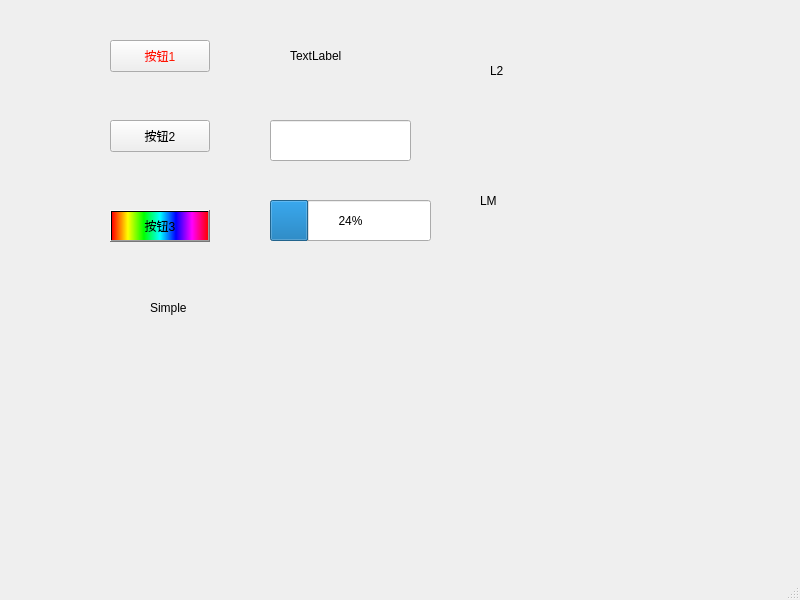
First picture: the form in mypro.ui, repository WhereAreBugs/Cuit_project3, before the edit.
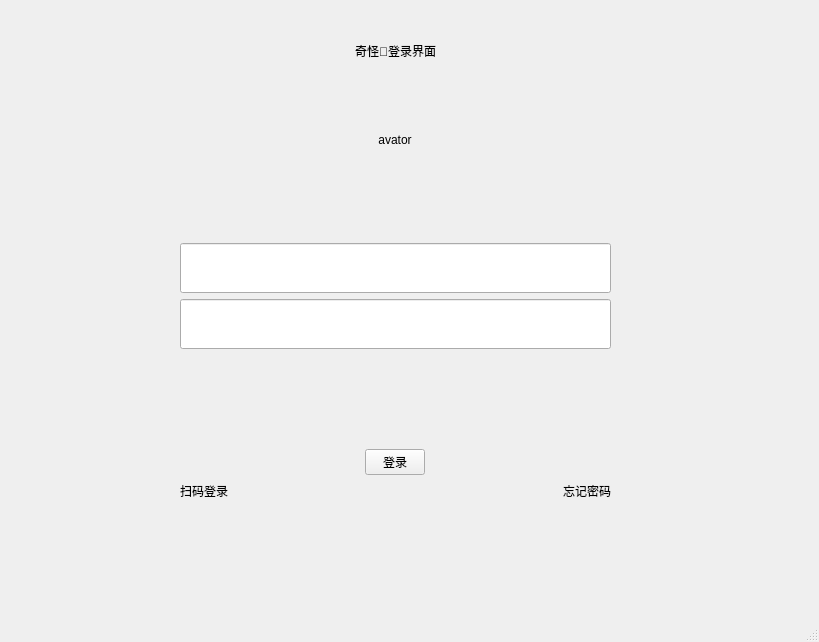
Second picture: the form after the edit. Icons and pictures are not drawn.

Patch:
```diff
--- a/mypro.ui
+++ b/mypro.ui
@@ -6,8 +6,8 @@
    <rect>
     <x>0</x>
     <y>0</y>
-    <width>800</width>
-    <height>600</height>
+    <width>819</width>
+    <height>642</height>
    </rect>
   </property>
   <property name="windowTitle">
@@ -25,127 +25,175 @@
 }</string>
   </property>
   <widget class="QWidget" name="centralwidget">
-   <widget class="QPushButton" name="pushButton">
+   <widget class="QWidget" name="layoutWidget">
     <property name="geometry">
      <rect>
-      <x>110</x>
-      <y>40</y>
-      <width>100</width>
-      <height>32</height>
+      <x>180</x>
+      <y>90</y>
+      <width>431</width>
+      <height>411</height>
      </rect>
     </property>
-    <property name="styleSheet">
-     <string notr="true"/>
-    </property>
-    <property name="text">
-     <string>按钮1</string>
-    </property>
+    <layout class="QVBoxLayout" name="verticalLayout_2">
+     <item alignment="Qt::AlignHCenter">
+      <widget class="QLabel" name="avator">
+       <property name="minimumSize">
+        <size>
+         <width>100</width>
+         <height>100</height>
+        </size>
+       </property>
+       <property name="maximumSize">
+        <size>
+         <width>100</width>
+         <height>100</height>
+        </size>
+       </property>
+       <property name="text">
+        <string>avator</string>
+       </property>
+       <property name="alignment">
+        <set>Qt::AlignCenter</set>
+       </property>
+      </widget>
+     </item>
+     <item>
+      <spacer name="verticalSpacer">
+       <property name="orientation">
+        <enum>Qt::Vertical</enum>
+       </property>
+       <property name="sizeHint" stdset="0">
+        <size>
+         <width>20</width>
+         <height>40</height>
+        </size>
+       </property>
+      </spacer>
+     </item>
+     <item>
+      <layout class="QVBoxLayout" name="verticalLayout">
+       <item>
+        <layout class="QHBoxLayout" name="horizontalLayout">
+         <item>
+          <widget class="QLineEdit" name="userName">
+           <property name="minimumSize">
+            <size>
+             <width>300</width>
+             <height>50</height>
+            </size>
+           </property>
+           <property name="maximumSize">
+            <size>
+             <width>9999</width>
+             <height>50</height>
+            </size>
+           </property>
+          </widget>
+         </item>
+        </layout>
+       </item>
+       <item>
+        <layout class="QHBoxLayout" name="horizontalLayout_2">
+         <item>
+          <widget class="QLineEdit" name="passWord">
+           <property name="minimumSize">
+            <size>
+             <width>0</width>
+             <height>50</height>
+            </size>
+           </property>
+          </widget>
+         </item>
+        </layout>
+       </item>
+      </layout>
+     </item>
+     <item>
+      <spacer name="verticalSpacer_2">
+       <property name="orientation">
+        <enum>Qt::Vertical</enum>
+       </property>
+       <property name="sizeHint" stdset="0">
+        <size>
+         <width>20</width>
+         <height>40</height>
+        </size>
+       </property>
+      </spacer>
+     </item>
+     <item>
+      <spacer name="verticalSpacer_3">
+       <property name="orientation">
+        <enum>Qt::Vertical</enum>
+       </property>
+       <property name="sizeHint" stdset="0">
+        <size>
+         <width>20</width>
+         <height>40</height>
+        </size>
+       </property>
+      </spacer>
+     </item>
+     <item alignment="Qt::AlignHCenter">
+      <widget class="QPushButton" name="loginButton">
+       <property name="maximumSize">
+        <size>
+         <width>60</width>
+         <height>16777215</height>
+        </size>
+       </property>
+       <property name="text">
+        <string>登录</string>
+       </property>
+      </widget>
+     </item>
+     <item>
+      <layout class="QHBoxLayout" name="horizontalLayout_3">
+       <item>
+        <widget class="QLabel" name="label_3">
+         <property name="text">
+          <string>扫码登录</string>
+         </property>
+        </widget>
+       </item>
+       <item>
+        <spacer name="horizontalSpacer_2">
+         <property name="orientation">
+          <enum>Qt::Horizontal</enum>
+         </property>
+         <property name="sizeHint" stdset="0">
+          <size>
+           <width>40</width>
+           <height>20</height>
+          </size>
+         </property>
+        </spacer>
+       </item>
+       <item>
+        <widget class="QLabel" name="label_4">
+         <property name="text">
+          <string>忘记密码</string>
+         </property>
+        </widget>
+       </item>
+      </layout>
+     </item>
+    </layout>
    </widget>
-   <widget class="QPushButton" name="pushButton_2">
-    <property name="geometry">
-     <rect>
-      <x>110</x>
-      <y>120</y>
-      <width>100</width>
-      <height>32</height>
-     </rect>
-    </property>
-    <property name="text">
-     <string>按钮2</string>
-    </property>
-   </widget>
-   <widget class="QPushButton" name="pushButton_3">
-    <property name="geometry">
-     <rect>
-      <x>110</x>
-      <y>210</y>
-      <width>100</width>
-      <height>32</height>
-     </rect>
-    </property>
-    <property name="styleSheet">
-     <string notr="true">background-color: qlineargradient(spread:pad, x1:0, y1:0, x2:1, y2:0, stop:0 rgba(255, 0, 0, 255), stop:0.166 rgba(255, 255, 0, 255), stop:0.333 rgba(0, 255, 0, 255), stop:0.5 rgba(0, 255, 255, 255), stop:0.666 rgba(0, 0, 255, 255), stop:0.833 rgba(255, 0, 255, 255), stop:1 rgba(255, 0, 0, 255));</string>
-    </property>
-    <property name="text">
-     <string>按钮3</string>
-    </property>
-   </widget>
-   <widget class="QProgressBar" name="progressBar">
-    <property name="geometry">
-     <rect>
-      <x>270</x>
-      <y>200</y>
-      <width>161</width>
-      <height>41</height>
-     </rect>
-    </property>
-    <property name="value">
-     <number>24</number>
-    </property>
-   </widget>
-   <widget class="QLabel" name="label_CUIT">
+   <widget class="QLabel" name="label_5">
     <property name="geometry">
      <rect>
       <x>290</x>
-      <y>40</y>
-      <width>111</width>
-      <height>31</height>
-     </rect>
-    </property>
-    <property name="text">
-     <string>TextLabel</string>
-    </property>
-   </widget>
-   <widget class="QLineEdit" name="lineEdit">
-    <property name="geometry">
-     <rect>
-      <x>270</x>
-      <y>120</y>
-      <width>141</width>
+      <y>30</y>
+      <width>211</width>
       <height>41</height>
      </rect>
     </property>
-    <property name="echoMode">
-     <enum>QLineEdit::Password</enum>
-    </property>
-   </widget>
-   <widget class="QLabel" name="label_clor">
-    <property name="geometry">
-     <rect>
-      <x>490</x>
-      <y>20</y>
-      <width>111</width>
-      <height>101</height>
-     </rect>
-    </property>
     <property name="text">
-     <string>L2</string>
+     <string>奇怪🪈登录界面</string>
     </property>
-   </widget>
-   <widget class="QLabel" name="label_movie">
-    <property name="geometry">
-     <rect>
-      <x>480</x>
-      <y>150</y>
-      <width>101</width>
-      <height>101</height>
-     </rect>
-    </property>
-    <property name="text">
-     <string>LM</string>
-    </property>
-   </widget>
-   <widget class="QLabel" name="extern_2">
-    <property name="geometry">
-     <rect>
-      <x>150</x>
-      <y>300</y>
-      <width>58</width>
-      <height>16</height>
-     </rect>
-    </property>
-    <property name="text">
-     <string>Simple</string>
+    <property name="alignment">
+     <set>Qt::AlignCenter</set>
     </property>
    </widget>
   </widget>
```
Left out of the diff: 2 changed lines with no effect on the pictures.
